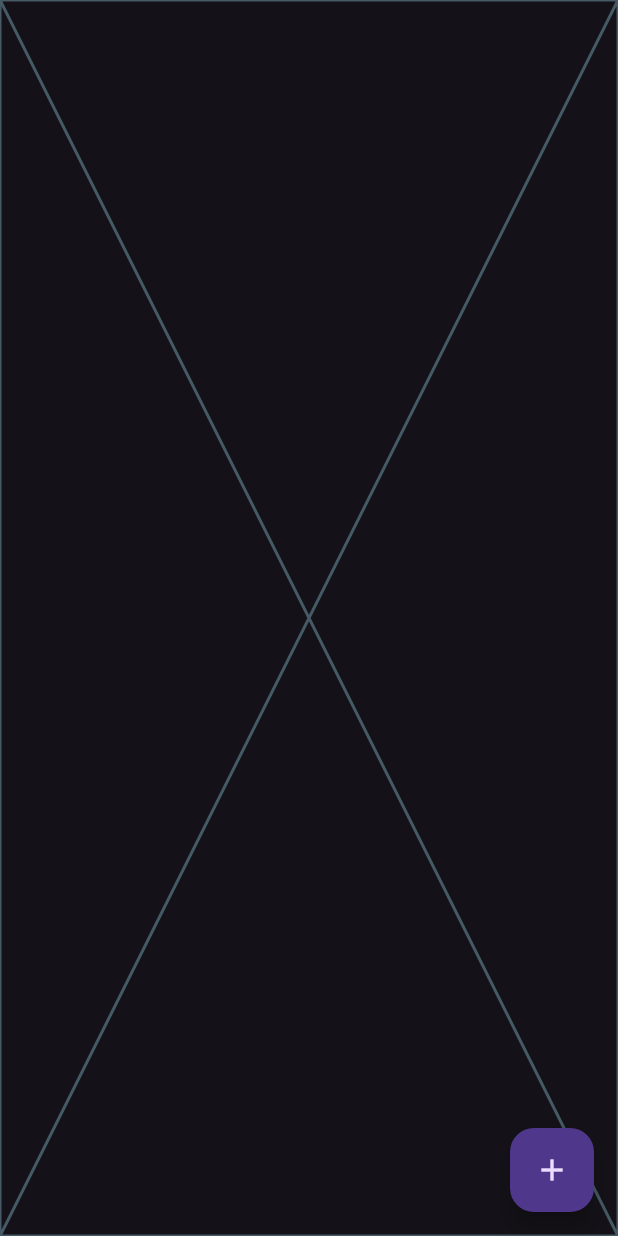
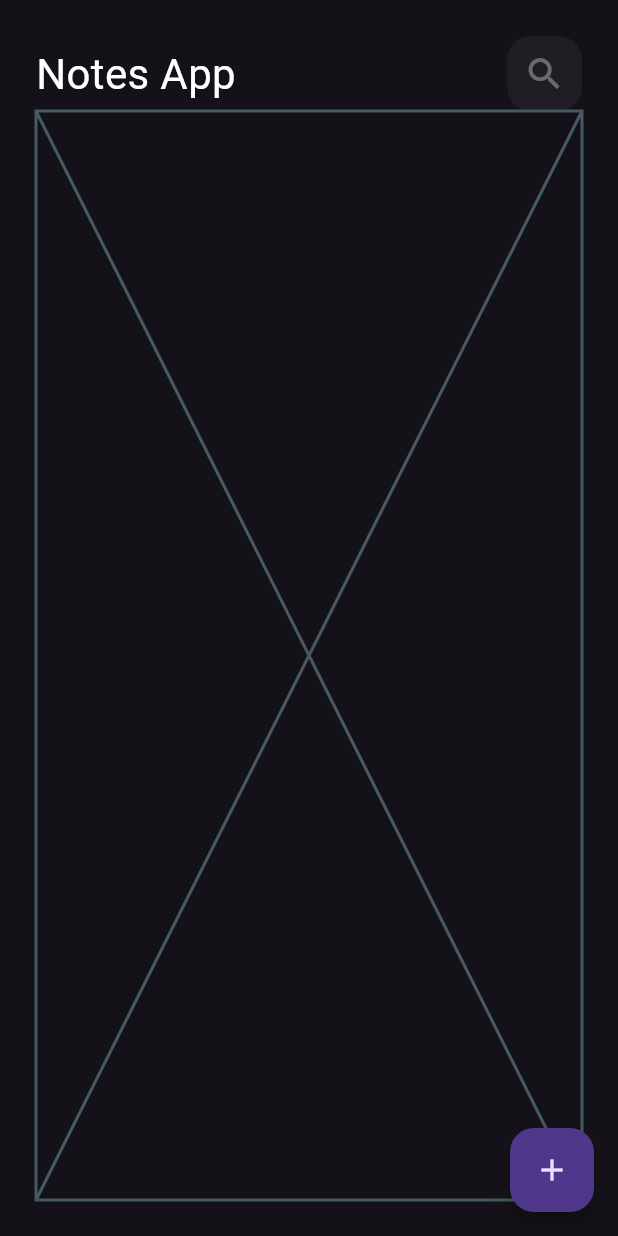
Before and after one commit to YazanMtawej/exercise_application, a Flutter app: the screen it shows after launch, on a phone screen of 412 x 824 dp. Run offline on Flutter 3.47's test engine with Material 3 defaults, Android fonts, the light colour scheme and no system bars; our stand-ins replace device_preview, flutter_bloc, hive, hive_flutter; accounts and stored records are empty.

Commit message:
add exercise view body and add custom app bar and add custom search icon

```diff
--- /dev/null
+++ b/lib/widgets/custom_app_bar.dart
@@ -0,0 +1,23 @@
+import 'package:exercise_application/widgets/custom_search_icon.dart';
+import 'package:flutter/material.dart';
+
+class CustomAppBar extends StatelessWidget {
+  const CustomAppBar({super.key, required this.title, required this.icon, this.onPressed});
+final String title;
+  final IconData icon;
+  final void Function()? onPressed;
+  @override
+  Widget build(BuildContext context) {
+    return  Row(
+      children: [
+        Text(
+          title,
+          style: const TextStyle(fontSize: 28,color: Colors.white),
+        ),
+        const Spacer(),
+        CustomSearchIcon(icon: icon,
+        onPressed: onPressed ,),
+      ],
+    );
+  }
+}
--- /dev/null
+++ b/lib/widgets/custom_search_icon.dart
@@ -0,0 +1,22 @@
+import 'package:flutter/material.dart';
+
+class CustomSearchIcon extends StatelessWidget {
+  const CustomSearchIcon({super.key, required this.icon, this.onPressed});
+final IconData icon;
+ final void Function()? onPressed;
+  @override
+  Widget build(BuildContext context) {
+    return Container(
+      height: 50,
+      width: 50,
+      decoration: BoxDecoration(
+        color: Colors.white.withOpacity(.05),
+        borderRadius: BorderRadius.circular(16),
+
+      ),
+      child: Center(
+        child: IconButton(onPressed: onPressed, icon: Icon(icon,size: 28,)),
+      ),
+    );
+  }
+}
--- a/lib/widgets/exercise_view_body.dart
+++ b/lib/widgets/exercise_view_body.dart
@@ -1,8 +1,41 @@
 
+import 'package:exercise_application/cubit/exercise_cubit/exercise_cubit.dart';
+import 'package:exercise_application/widgets/custom_app_bar.dart';
 import 'package:flutter/material.dart';
+import 'package:flutter_bloc/flutter_bloc.dart';
 
-class ExerciseViewBody extends StatelessWidget {
+class ExerciseViewBody extends StatefulWidget {
   const ExerciseViewBody({super.key});
+
+  @override
+  State<ExerciseViewBody> createState() => _ExerciseViewBodyState();
+}
+
+class _ExerciseViewBodyState extends State<ExerciseViewBody> {
+  @override
+ void initState(){
+    BlocProvider.of<ExerciseCubit>(context).fetchAlExercise();
+    super.initState();
+  }
+  @override
+  Widget build(BuildContext context) {
+    return const Padding(
+      padding: EdgeInsets.symmetric(vertical: 24, horizontal: 24),
+      child: Column(
+        children: [
+          CustomAppBar(
+            title: 'Notes App',
+            icon: Icons.search,
+          ),
+          Expanded(child: NotesListView()),
+        ],
+      ),
+    );
+  }
+}
+
+class NotesListView extends StatelessWidget {
+  const NotesListView({super.key});
 
   @override
   Widget build(BuildContext context) {
--- a/pubspec.yaml
+++ b/pubspec.yaml
@@ -28,9 +28,6 @@ environment:
 # the latest version available on pub.dev. To see which dependencies have newer
 # versions available, run `flutter pub outdated`.
 dependencies:
-
-  intl: ^0.19.0
-  intl_utils: ^2.8.7
   cupertino_icons: ^1.0.8
   device_preview: ^1.2.0
   flutter:
@@ -38,6 +35,8 @@ dependencies:
   flutter_bloc: ^8.1.6
   hive: ^2.2.3
   hive_flutter: ^1.1.0
+  intl: ^0.19.0
+  intl_utils: ^2.8.7
   modal_progress_hud_nsn: ^0.5.1
 
 dev_dependencies:
```
